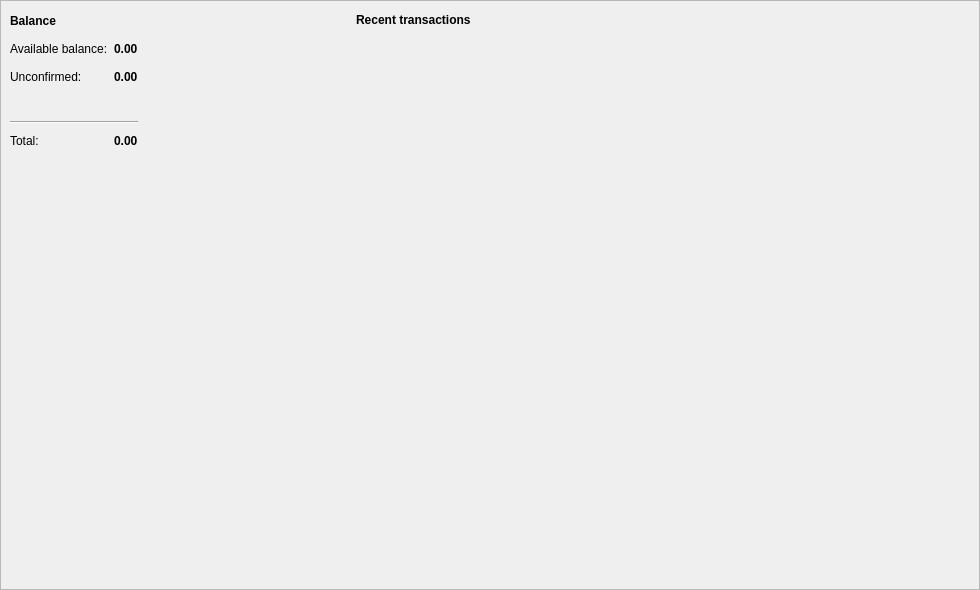
Old version of the form src/gui/ui/overviewframe.ui in the repository pluracoin/pluracoin-gui-wallet.
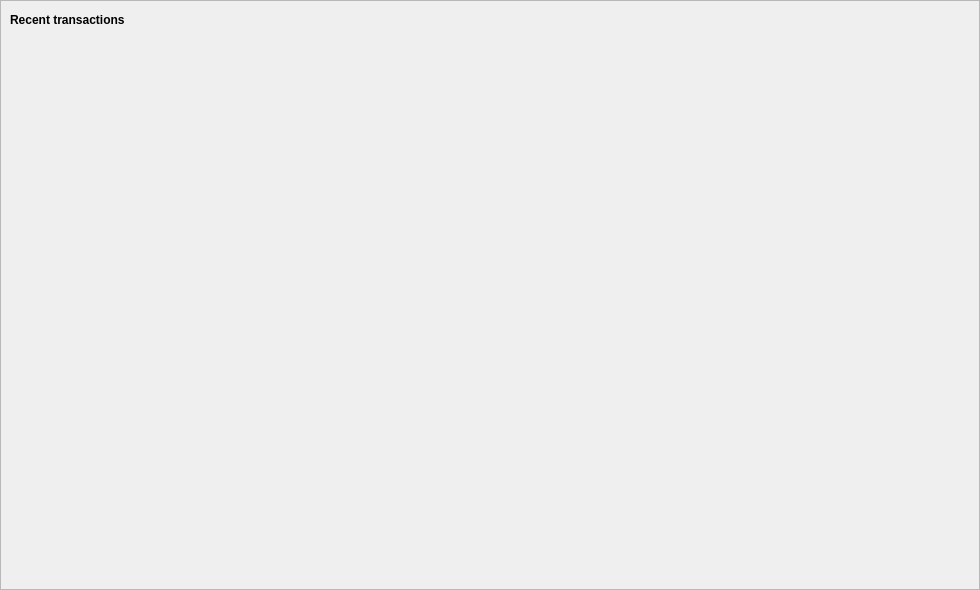
New version of the form.

Patch:
```diff
--- a/src/gui/ui/overviewframe.ui
+++ b/src/gui/ui/overviewframe.ui
@@ -19,7 +19,7 @@
   <property name="frameShadow">
    <enum>QFrame::Raised</enum>
   </property>
-  <layout class="QGridLayout" name="gridLayout" columnstretch="35,65">
+  <layout class="QGridLayout" name="gridLayout" columnstretch="35">
    <property name="sizeConstraint">
     <enum>QLayout::SetDefaultConstraint</enum>
    </property>
@@ -41,168 +41,7 @@
    <property name="verticalSpacing">
     <number>0</number>
    </property>
-   <item row="0" column="0">
-    <widget class="QFrame" name="m_overviewWalletFrame">
-     <property name="minimumSize">
-      <size>
-       <width>0</width>
-       <height>160</height>
-      </size>
-     </property>
-     <property name="maximumSize">
-      <size>
-       <width>16777215</width>
-       <height>160</height>
-      </size>
-     </property>
-     <property name="frameShape">
-      <enum>QFrame::NoFrame</enum>
-     </property>
-     <property name="frameShadow">
-      <enum>QFrame::Raised</enum>
-     </property>
-     <layout class="QGridLayout" name="gridLayout_2">
-      <item row="4" column="2">
-       <widget class="QLabel" name="m_tickerLabel4">
-        <property name="text">
-         <string/>
-        </property>
-       </widget>
-      </item>
-      <item row="6" column="2">
-       <widget class="QLabel" name="m_tickerLabel3">
-        <property name="text">
-         <string notr="true"/>
-        </property>
-       </widget>
-      </item>
-      <item row="0" column="0">
-       <widget class="QLabel" name="label">
-        <property name="font">
-         <font>
-          <weight>75</weight>
-          <bold>true</bold>
-         </font>
-        </property>
-        <property name="text">
-         <string>Balance</string>
-        </property>
-       </widget>
-      </item>
-      <item row="3" column="0">
-       <widget class="QLabel" name="label_4">
-        <property name="text">
-         <string>Unconfirmed:</string>
-        </property>
-       </widget>
-      </item>
-      <item row="1" column="2">
-       <widget class="QLabel" name="m_tickerLabel1">
-        <property name="text">
-         <string notr="true"/>
-        </property>
-       </widget>
-      </item>
-      <item row="1" column="1">
-       <widget class="QLabel" name="m_actualBalanceLabel">
-        <property name="font">
-         <font>
-          <weight>75</weight>
-          <bold>true</bold>
-         </font>
-        </property>
-        <property name="text">
-         <string notr="true">0.00</string>
-        </property>
-       </widget>
-      </item>
-      <item row="3" column="3">
-       <spacer name="horizontalSpacer_2">
-        <property name="orientation">
-         <enum>Qt::Horizontal</enum>
-        </property>
-        <property name="sizeHint" stdset="0">
-         <size>
-          <width>40</width>
-          <height>20</height>
-         </size>
-        </property>
-       </spacer>
-      </item>
-      <item row="3" column="1">
-       <widget class="QLabel" name="m_pendingBalanceLabel">
-        <property name="font">
-         <font>
-          <weight>75</weight>
-          <bold>true</bold>
-         </font>
-        </property>
-        <property name="text">
-         <string notr="true">0.00</string>
-        </property>
-       </widget>
-      </item>
-      <item row="3" column="2">
-       <widget class="QLabel" name="m_tickerLabel2">
-        <property name="text">
-         <string notr="true"/>
-        </property>
-       </widget>
-      </item>
-      <item row="1" column="0">
-       <widget class="QLabel" name="label_2">
-        <property name="text">
-         <string>Available balance:</string>
-        </property>
-       </widget>
-      </item>
-      <item row="6" column="1">
-       <widget class="QLabel" name="m_totalBalanceLabel">
-        <property name="font">
-         <font>
-          <weight>75</weight>
-          <bold>true</bold>
-         </font>
-        </property>
-        <property name="text">
-         <string notr="true">0.00</string>
-        </property>
-       </widget>
-      </item>
-      <item row="6" column="0">
-       <widget class="QLabel" name="label_6">
-        <property name="text">
-         <string>Total:</string>
-        </property>
-       </widget>
-      </item>
-      <item row="5" column="0" colspan="2">
-       <widget class="Line" name="line">
-        <property name="orientation">
-         <enum>Qt::Horizontal</enum>
-        </property>
-       </widget>
-      </item>
-     </layout>
-    </widget>
-   </item>
-   <item row="1" column="0" rowspan="2">
-    <spacer name="verticalSpacer">
-     <property name="orientation">
-      <enum>Qt::Vertical</enum>
-     </property>
-     <property name="sizeType">
-      <enum>QSizePolicy::Expanding</enum>
-     </property>
-     <property name="sizeHint" stdset="0">
-      <size>
-       <width>20</width>
-       <height>425</height>
-      </size>
-     </property>
-    </spacer>
-   </item>
-   <item row="0" column="1" rowspan="3">
+   <item row="0" column="0" rowspan="2">
     <widget class="QFrame" name="frame_2">
      <property name="minimumSize">
       <size>
@@ -331,6 +170,12 @@
         <property name="frameShape">
          <enum>QFrame::NoFrame</enum>
         </property>
+        <property name="verticalScrollBarPolicy">
+         <enum>Qt::ScrollBarAlwaysOff</enum>
+        </property>
+        <property name="horizontalScrollBarPolicy">
+         <enum>Qt::ScrollBarAlwaysOff</enum>
+        </property>
         <property name="editTriggers">
          <set>QAbstractItemView::NoEditTriggers</set>
         </property>
```
